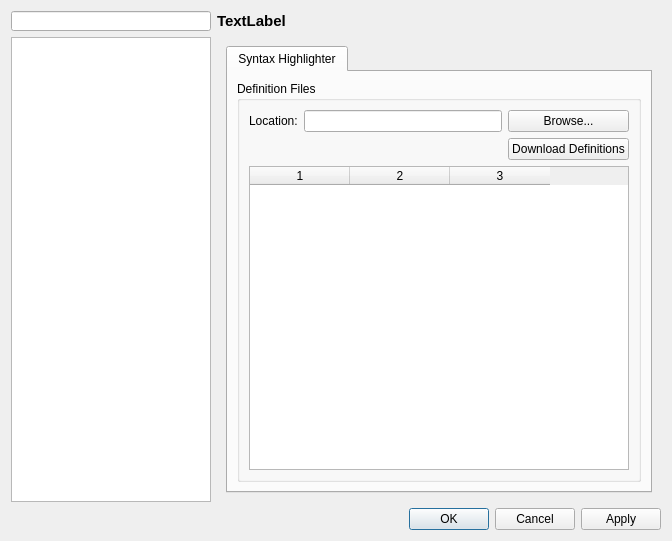
This is options/optionsdialog.ui in PonyEdit/PonyEdit as Qt 5 draws it before an edit. The edited form follows.
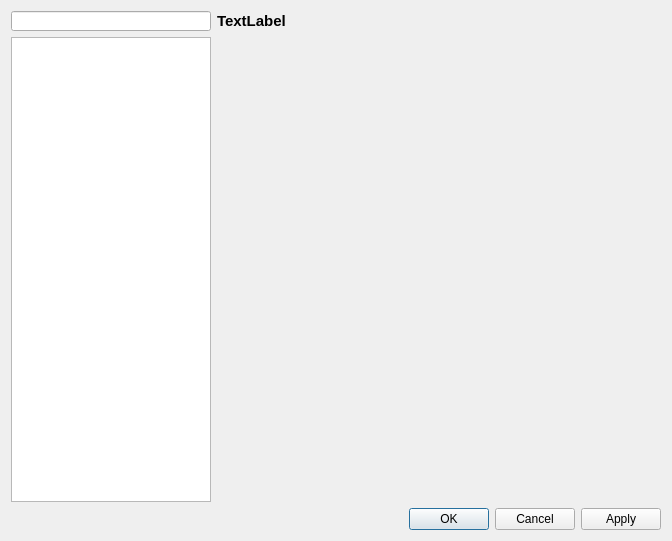
This is the edited form.

Commit message: Remove Syntax Hilighter download code

```diff
--- a/options/optionsdialog.ui
+++ b/options/optionsdialog.ui
@@ -77,68 +77,7 @@
         <number>0</number>
        </property>
        <widget class="QWidget" name="page">
-        <layout class="QVBoxLayout" name="verticalLayout_2">
-         <item>
-          <widget class="QTabWidget" name="tabWidget">
-           <property name="currentIndex">
-            <number>0</number>
-           </property>
-           <widget class="QWidget" name="tab">
-            <attribute name="title">
-             <string>Syntax Highlighter</string>
-            </attribute>
-            <layout class="QVBoxLayout" name="verticalLayout_3">
-             <item>
-              <widget class="QGroupBox" name="groupBox">
-               <property name="title">
-                <string>Definition Files</string>
-               </property>
-               <layout class="QGridLayout" name="gridLayout_2">
-                <item row="0" column="0">
-                 <widget class="QLabel" name="ediLabel">
-                  <property name="text">
-                   <string>Location:</string>
-                  </property>
-                 </widget>
-                </item>
-                <item row="0" column="1">
-                 <widget class="QLineEdit" name="ediLocation"/>
-                </item>
-                <item row="0" column="2">
-                 <widget class="QPushButton" name="ediBrowseButton">
-                  <property name="text">
-                   <string>Browse...</string>
-                  </property>
-                 </widget>
-                </item>
-                <item row="1" column="2">
-                 <widget class="QPushButton" name="ediDownloadButton">
-                  <property name="text">
-                   <string>Download Definitions</string>
-                  </property>
-                 </widget>
-                </item>
-                <item row="2" column="0" colspan="3">
-                 <widget class="QTableWidget" name="ediLanguagesTable">
-                  <property name="horizontalScrollBarPolicy">
-                   <enum>Qt::ScrollBarAlwaysOff</enum>
-                  </property>
-                  <property name="columnCount">
-                   <number>3</number>
-                  </property>
-                  <column/>
-                  <column/>
-                  <column/>
-                 </widget>
-                </item>
-               </layout>
-              </widget>
-             </item>
-            </layout>
-           </widget>
-          </widget>
-         </item>
-        </layout>
+        <layout class="QVBoxLayout" name="verticalLayout_2"/>
        </widget>
       </widget>
      </item>
```
The commit also changes 2 other files.
